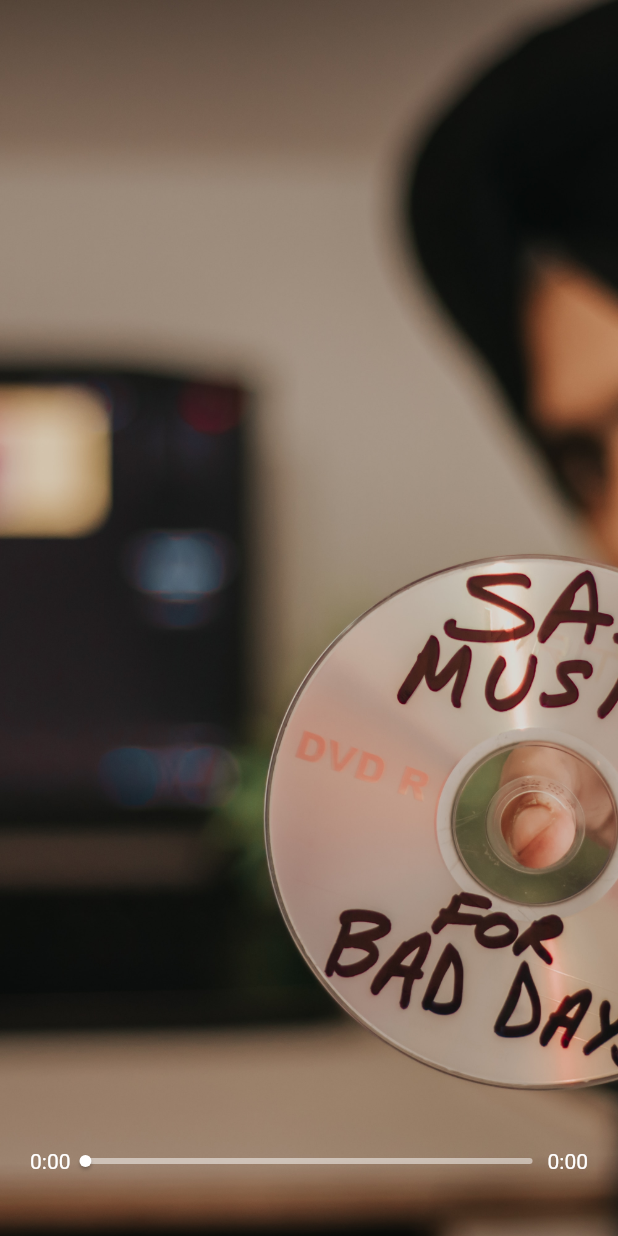
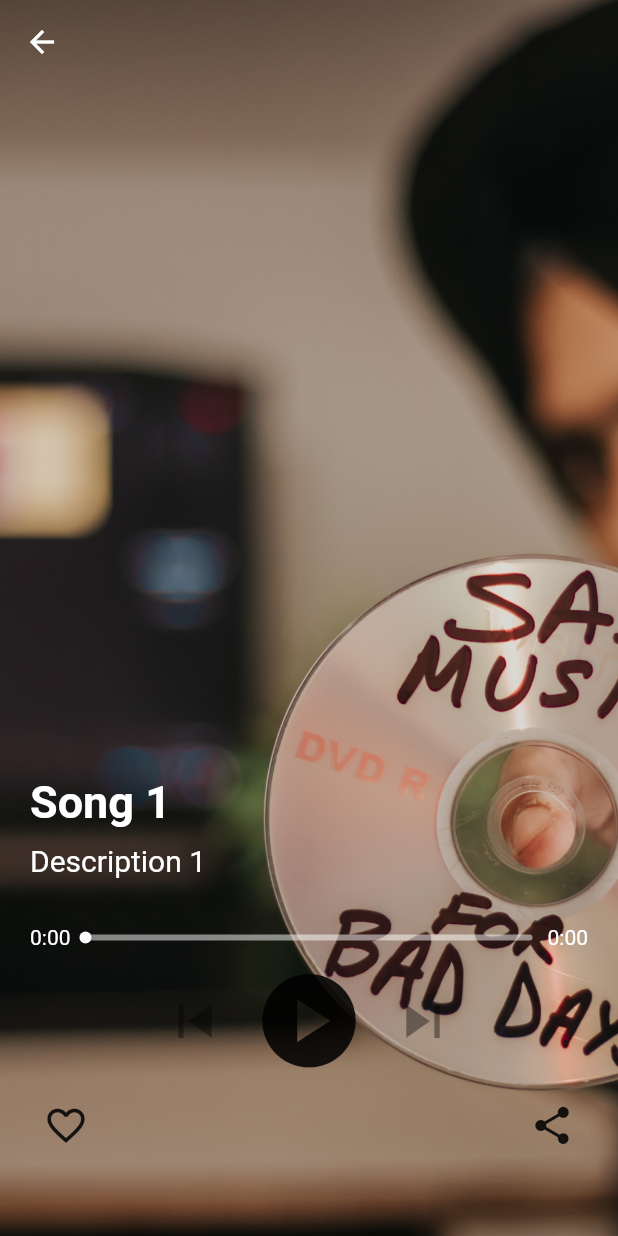
Before and after one commit to TonnyKamau/music-flutter, a Flutter app: the SongScreen screen opened directly, on a phone screen of 412 x 824 dp. Run offline on Flutter 3.47's test engine with Material 2 defaults, Android fonts, the phone set to English and light mode, and no system bars; our stand-ins replace get, just_audio, rxdart.

Commit message:
song_screen

```diff
--- a/lib/main.dart
+++ b/lib/main.dart
@@ -19,7 +19,7 @@ class MyApp extends StatelessWidget {
       theme: ThemeData(
         primarySwatch: Colors.blue,
       ),
-      home: const SongScreen(),
+      home: const Home(),
       getPages: [
         GetPage(name: '/', page: () => const Home()),
         // GetPage(name: '/song', page: () => const SongScreen()),
--- a/lib/screens/songs_screen.dart
+++ b/lib/screens/songs_screen.dart
@@ -1,9 +1,13 @@
+import 'dart:math';
+
 import 'package:flutter/material.dart';
+import 'package:get/get.dart';
 import 'package:just_audio/just_audio.dart';
 import 'package:rxdart/rxdart.dart' as rxdart;
 
 import '../model/songsmodel.dart';
 import '../widget/player_bar.dart';
+import '../widget/player_button.dart';
 
 class SongScreen extends StatefulWidget {
   const SongScreen({Key? key}) : super(key: key);
@@ -14,7 +18,7 @@ class SongScreen extends StatefulWidget {
 
 class _SongScreenState extends State<SongScreen> {
   AudioPlayer audioPlayer = AudioPlayer();
-  Song song = Song.songs[0];
+  Song song = Get.arguments ?? Song.songs[0];
 
   void initState() {
     super.initState();
@@ -58,7 +62,9 @@ class _SongScreenState extends State<SongScreen> {
             fit: BoxFit.cover,
           ),
           _MusicPlayer(
-              seekBarDataStream: _seekBarDataStream, audioPlayer: audioPlayer)
+              song: song,
+              seekBarDataStream: _seekBarDataStream,
+              audioPlayer: audioPlayer)
         ],
       ),
     );
@@ -67,22 +73,46 @@ class _SongScreenState extends State<SongScreen> {
 
 class _MusicPlayer extends StatelessWidget {
   const _MusicPlayer({
-    super.key,
+    Key? key,
+    required this.song,
     required Stream<SeekBarData> seekBarDataStream,
     required this.audioPlayer,
-  }) : _seekBarDataStream = seekBarDataStream;
+  })  : _seekBarDataStream = seekBarDataStream,
+        super(key: key);
 
   final Stream<SeekBarData> _seekBarDataStream;
   final AudioPlayer audioPlayer;
+  final Song song;
 
   @override
   Widget build(BuildContext context) {
     return Padding(
-      padding: const EdgeInsets.symmetric(horizontal: 20.0, vertical: 40.0),
+      padding: const EdgeInsets.symmetric(horizontal: 20.0, vertical: 50.0),
       child: Column(
         mainAxisAlignment: MainAxisAlignment.end,
         crossAxisAlignment: CrossAxisAlignment.start,
         children: [
+          Text(
+            song.title,
+            style: const TextStyle(
+              color: Colors.white,
+              fontSize: 30,
+              fontWeight: FontWeight.bold,
+            ),
+          ),
+          const SizedBox(
+            height: 10,
+          ),
+          Text(
+            song.description,
+            style: const TextStyle(
+              color: Colors.white,
+              fontSize: 20,
+            ),
+          ),
+          const SizedBox(
+            height: 30,
+          ),
           StreamBuilder(
             stream: _seekBarDataStream,
             builder: (context, snapshot) {
@@ -96,8 +126,20 @@ class _MusicPlayer extends StatelessWidget {
               );
             },
           ),
+          PlayerButtons(audioPlayer: audioPlayer),
           Row(
-            children: [],
+            mainAxisAlignment: MainAxisAlignment.spaceBetween,
+            crossAxisAlignment: CrossAxisAlignment.center,
+            children: [
+              IconButton(
+                  onPressed: () {},
+                  iconSize: 30,
+                  icon: const Icon(Icons.favorite_border)),
+              IconButton(
+                  onPressed: () {},
+                  iconSize: 30,
+                  icon: const Icon(Icons.share)),
+            ],
           )
         ],
       ),
--- /dev/null
+++ b/lib/widget/player_button.dart
@@ -0,0 +1,85 @@
+import 'package:flutter/material.dart';
+import 'package:just_audio/just_audio.dart';
+
+class PlayerButtons extends StatelessWidget {
+  const PlayerButtons({
+    super.key,
+    required this.audioPlayer,
+  });
+
+  final AudioPlayer audioPlayer;
+
+  @override
+  Widget build(BuildContext context) {
+    return Row(
+      mainAxisAlignment: MainAxisAlignment.center,
+      children: [
+        StreamBuilder<SequenceState?>(
+            stream: audioPlayer.sequenceStateStream,
+            builder: (context, index) {
+              return IconButton(
+                onPressed: audioPlayer.hasPrevious
+                    ? () => audioPlayer.seekToPrevious()
+                    : null,
+                iconSize: 45,
+                icon: const Icon(Icons.skip_previous),
+              );
+            }),
+        StreamBuilder<PlayerState>(
+            stream: audioPlayer.playerStateStream,
+            builder: ((context, snapshot) {
+              if (snapshot.hasData) {
+                final playerState = snapshot.data;
+                final processingState = playerState!.processingState;
+                if (processingState == ProcessingState.loading ||
+                    processingState == ProcessingState.buffering) {
+                  return Container(
+                    height: 64.0,
+                    width: 64.0,
+                    margin: const EdgeInsets.all(10.0),
+                    child: const CircularProgressIndicator(),
+                  );
+                } else if (!audioPlayer.playing) {
+                  return IconButton(
+                    onPressed: () {
+                      audioPlayer.play();
+                    },
+                    iconSize: 75,
+                    icon: const Icon(Icons.play_circle),
+                  );
+                } else if (processingState != ProcessingState.completed) {
+                  return IconButton(
+                    onPressed: () {
+                      audioPlayer.pause();
+                    },
+                    iconSize: 75,
+                    icon: const Icon(Icons.pause_circle),
+                  );
+                } else {
+                  return IconButton(
+                    onPressed: () => audioPlayer.seek(
+                      Duration.zero,
+                      index: audioPlayer.effectiveIndices!.first,
+                    ),
+                    iconSize: 75,
+                    icon: const Icon(Icons.replay_circle_filled_outlined),
+                  );
+                }
+              } else {
+                return const CircularProgressIndicator();
+              }
+            })),
+        StreamBuilder<SequenceState?>(
+            stream: audioPlayer.sequenceStateStream,
+            builder: (context, index) {
+              return IconButton(
+                onPressed:
+                    audioPlayer.hasNext ? () => audioPlayer.seekToNext : null,
+                iconSize: 45,
+                icon: const Icon(Icons.skip_next),
+              );
+            }),
+      ],
+    );
+  }
+}
--- a/lib/widget/widgets.dart
+++ b/lib/widget/widgets.dart
@@ -2,3 +2,5 @@ export 'header.dart';
 export 'song.dart';
 export 'playlist.dart';
 export 'player_bar.dart';
+export 'player_button.dart';
+export 'player_bar.dart';
```
